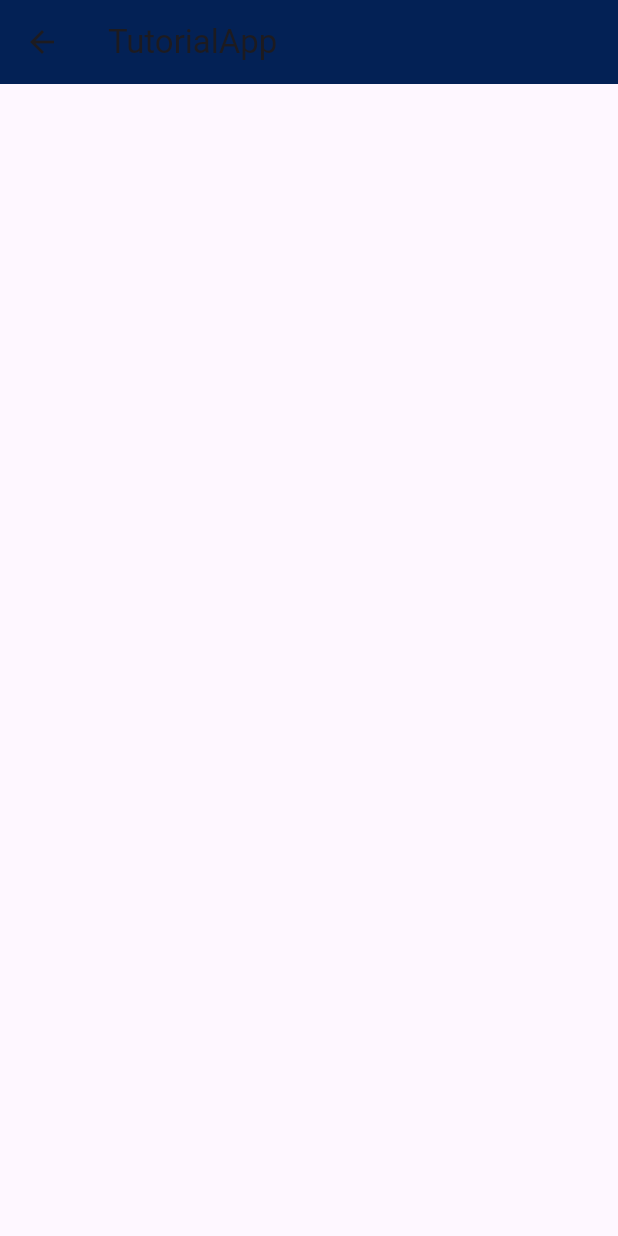
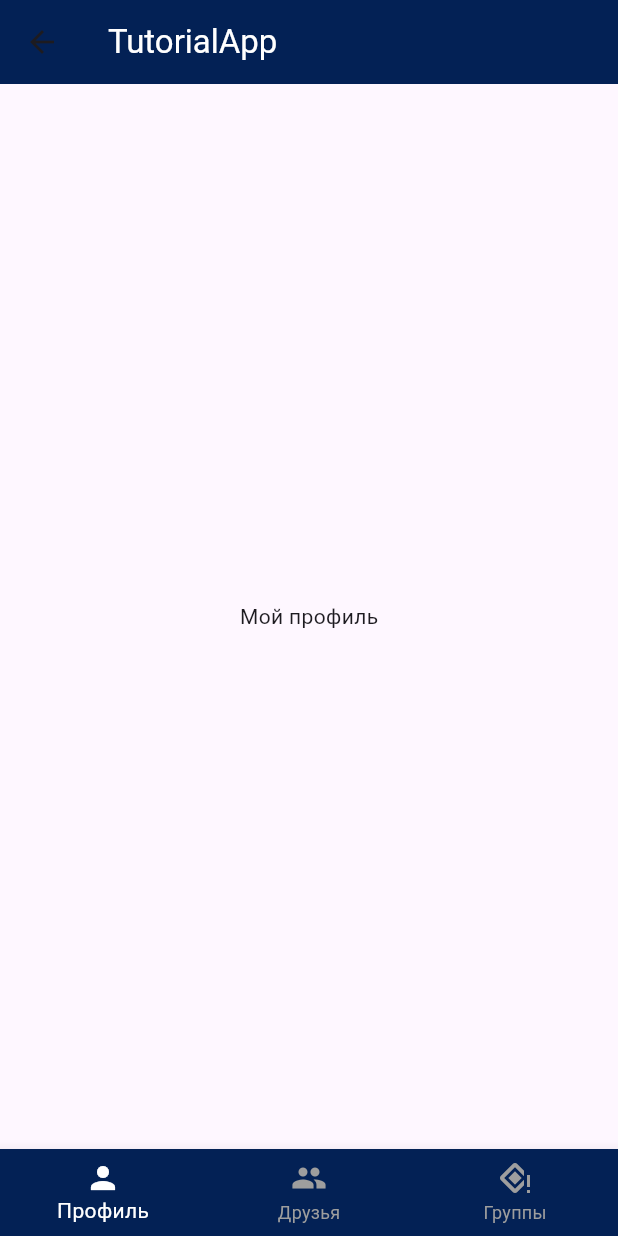
Before and after one commit to Maksim11011/tutorialapp, a Flutter app: the MainScreenWidget screen opened by its route, on a phone screen of 412 x 824 dp. Run offline on Flutter 3.47's test engine with Material 3 defaults, Android fonts, the phone set to English and light mode, and no system bars.

```diff
--- /dev/null
+++ b/lib/Theme/app_colors.dart
@@ -0,0 +1,5 @@
+import 'package:flutter/material.dart';
+
+abstract class AppColors {
+  static const mainDarkBlue = Color.fromRGBO(3, 33, 85, 1);
+}
--- a/lib/widgets/auth/auth_widget.dart
+++ b/lib/widgets/auth/auth_widget.dart
@@ -79,8 +79,8 @@ class _FormWidget extends StatefulWidget {
 }
 
 class __FormWidgetState extends State<_FormWidget> {
-  final _loginTextController = TextEditingController();
-  final _passwordTextController = TextEditingController();
+  final _loginTextController = TextEditingController(text: 'admin');
+  final _passwordTextController = TextEditingController(text: 'admin');
   String? errorText;
   void _auth() {
     final login = _loginTextController.text;
--- a/lib/widgets/main_screen/main_screen_widget.dart
+++ b/lib/widgets/main_screen/main_screen_widget.dart
@@ -8,11 +8,55 @@ class MainScreenWidget extends StatefulWidget {
 }
 
 class _MainScreenWidgetState extends State<MainScreenWidget> {
+  int _selectedTab = 0;
+  static const List<Widget> _widgetOptions = <Widget>[
+    Text(
+      'Мой профиль',
+    ),
+    Text(
+      'Друзья',
+    ),
+    Text(
+      'Группы',
+    ),
+  ];
+
+  void onSelectTab(int index) {
+    if (_selectedTab == index) return;
+    setState(() {
+      _selectedTab = index;
+    });
+  }
+
   @override
   Widget build(BuildContext context) {
     return Scaffold(
       appBar: AppBar(
-        title: const Text('TutorialApp'),
+        title: const Text(
+          'TutorialApp',
+          style: TextStyle(color: Colors.white),
+        ),
+      ),
+      body: Center(
+        child: _widgetOptions[_selectedTab],
+      ),
+      bottomNavigationBar: BottomNavigationBar(
+        currentIndex: _selectedTab,
+        items: const [
+          BottomNavigationBarItem(
+            icon: Icon(Icons.person),
+            label: 'Профиль',
+          ),
+          BottomNavigationBarItem(
+            icon: Icon(Icons.group),
+            label: 'Друзья',
+          ),
+          BottomNavigationBarItem(
+            icon: Icon(Icons.nearby_error),
+            label: 'Группы',
+          ),
+        ],
+        onTap: onSelectTab,
       ),
     );
   }
```
Also changed, not shown: lib/main.dart (+7 -1 lines).
